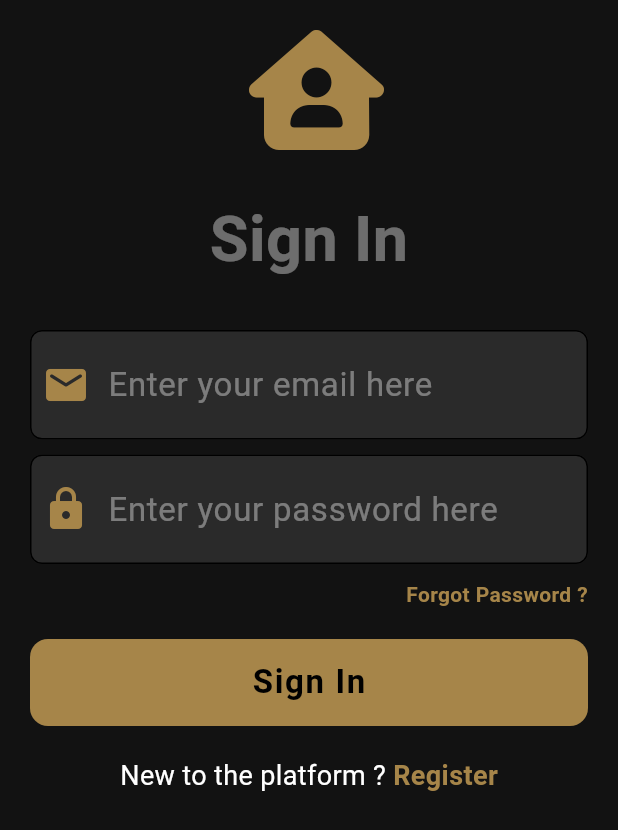
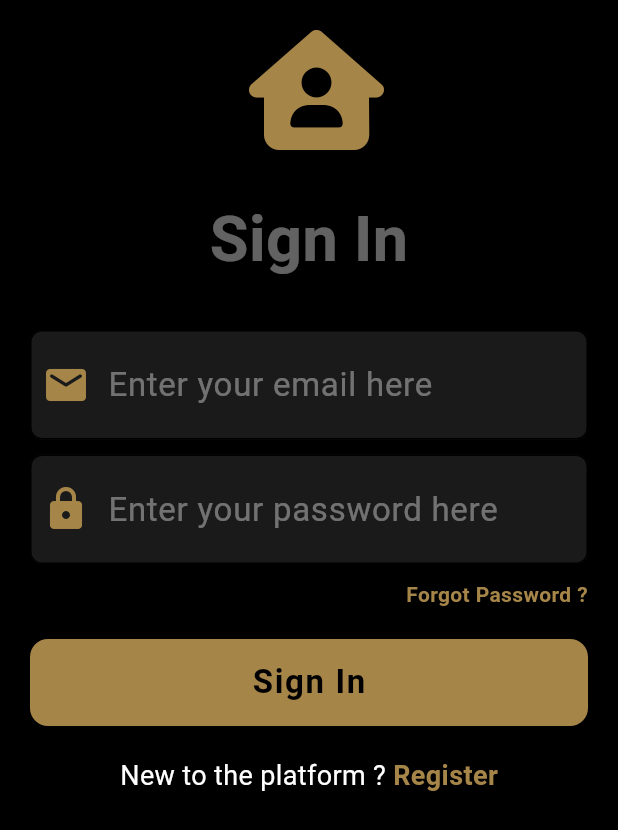
Before and after one commit to AyushPandey510/urban-lease, a Flutter app: the screen it shows after launch, on a phone screen of 412 x 824 dp. Shown: the top 830 px of the screen. Run offline on Flutter 3.47's test engine with Material 3 defaults, Android fonts, the light colour scheme and no system bars; our stand-ins replace firebase_auth, firebase_core, font_awesome_flutter, google_fonts; accounts and stored records are empty.

Commit message:
Changed Surface Colors to black

```diff
--- a/lib/main.dart
+++ b/lib/main.dart
@@ -30,7 +30,7 @@ class MyApp extends StatelessWidget {
         debugShowCheckedModeBanner: false,
         theme: ThemeData(
           fontFamily: GoogleFonts.poppins.toString(),
-          colorScheme: const ColorScheme.dark(primary: AppColors.accentColor),
+          colorScheme: const ColorScheme.dark(primary: AppColors.accentColor, surface : Colors.black),
           useMaterial3: true,
         ),
         home: const MainPage(),
```
